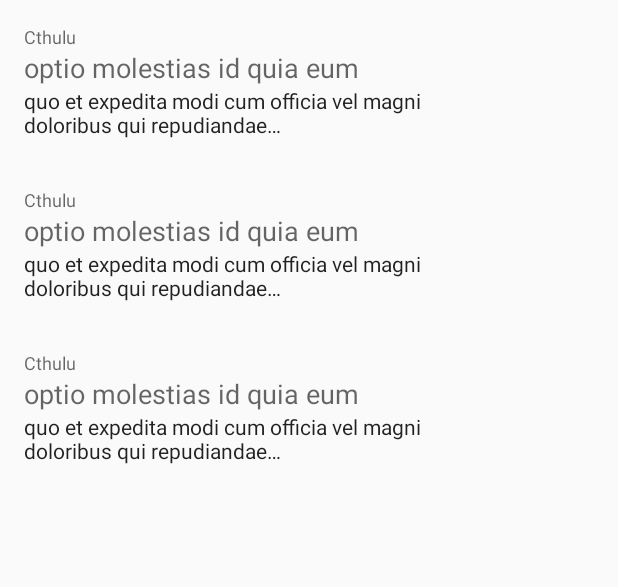
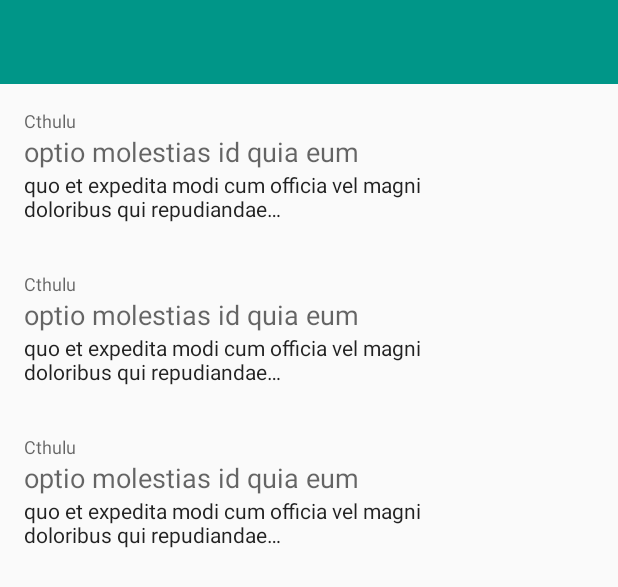
Before and after one commit to Dhananjay92/fancy-json, an Android app: the layout post_list.xml on its own in the app's theme, with its tools: preview values and no code run, on a phone screen of 412 x 824 dp. Shown: the top 587 px of the screen. Run offline under Robolectric (Android 15) with nearby library versions, the phone set to English and light mode, and no system bars.

Commit message:
Add toolbar

```diff
--- a/app/src/main/java/nl/smuldr/fancyjson/post/overview/PostListActivity.java
+++ b/app/src/main/java/nl/smuldr/fancyjson/post/overview/PostListActivity.java
@@ -5,6 +5,7 @@ import android.support.annotation.Nullable;
 import android.support.v7.app.AppCompatActivity;
 import android.support.v7.widget.LinearLayoutManager;
 import android.support.v7.widget.RecyclerView;
+import android.support.v7.widget.Toolbar;
 import android.view.View;
 import android.widget.ProgressBar;
 
@@ -34,6 +35,9 @@ public final class PostListActivity extends AppCompatActivity implements PostLis
         setContentView(R.layout.post_list);
 
         ((MyApplication) getApplication()).getMainComponent().inject(this);
+
+        final Toolbar toolbar = (Toolbar) findViewById(R.id.toolbar);
+        setSupportActionBar(toolbar);
 
         progressBar = (ProgressBar) findViewById(R.id.progressBar);
         recyclerView = (RecyclerView) findViewById(R.id.posts);
--- a/app/src/main/res/layout/post_list.xml
+++ b/app/src/main/res/layout/post_list.xml
@@ -1,6 +1,18 @@
 <?xml version="1.0" encoding="utf-8"?>
-<FrameLayout xmlns:android="http://schemas.android.com/apk/res/android"
+<LinearLayout xmlns:android="http://schemas.android.com/apk/res/android"
     xmlns:tools="http://schemas.android.com/tools"
+    android:layout_width="match_parent"
+    android:layout_height="match_parent"
+    android:orientation="vertical">
+
+    <android.support.v7.widget.Toolbar
+        android:id="@+id/toolbar"
+        android:layout_width="match_parent"
+        android:layout_height="?attr/actionBarSize"
+        android:background="@color/colorPrimary"
+        android:theme="@style/FancyJSONTheme.ActionBar" />
+
+    <FrameLayout
         android:layout_width="match_parent"
         android:layout_height="match_parent"
         android:animateLayoutChanges="true">
@@ -21,4 +33,6 @@
             android:layout_height="wrap_content"
             android:layout_gravity="center"
             tools:visibility="gone" />
+
     </FrameLayout>
+</LinearLayout>
--- a/app/src/main/res/values/colors.xml
+++ b/app/src/main/res/values/colors.xml
@@ -1,6 +1,6 @@
 <?xml version="1.0" encoding="utf-8"?>
 <resources>
-    <color name="colorPrimary">#607D8B</color>
+    <color name="colorPrimary">#009688</color>
     <color name="colorPrimaryDark">#00695C</color>
     <color name="colorAccent">#FF4081</color>
 </resources>
--- a/app/src/main/res/values/styles.xml
+++ b/app/src/main/res/values/styles.xml
@@ -12,4 +12,10 @@
         <item name="android:windowBackground">@drawable/bg_splash</item>
     </style>
 
+    <style name="FancyJSONTheme.ActionBar" parent="ThemeOverlay.AppCompat.Dark.ActionBar">
+        <item name="colorPrimary">@color/colorPrimary</item>
+        <item name="colorPrimaryDark">@color/colorPrimaryDark</item>
+        <item name="colorAccent">@color/colorAccent</item>
+    </style>
+
 </resources>
```
Lines whose indentation alone changed are shown as unchanged.
